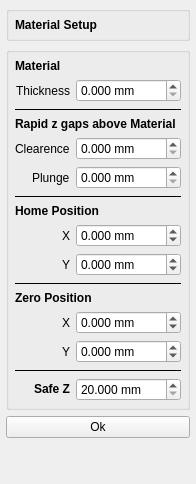
Qt form G2G/forms/materialsetupform.ui (aLDime/GERBER_X2) before a commit.
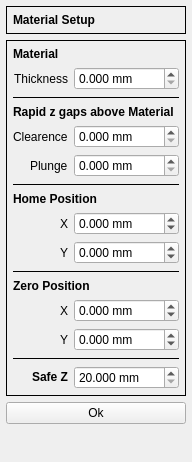
The same form after that commit.

```diff
--- a/G2G/forms/materialsetupform.ui
+++ b/G2G/forms/materialsetupform.ui
@@ -7,7 +7,7 @@
     <x>0</x>
     <y>0</y>
     <width>185</width>
-    <height>484</height>
+    <height>462</height>
    </rect>
   </property>
   <property name="windowTitle">
@@ -41,17 +41,20 @@
     <number>6</number>
    </property>
    <item>
-    <widget class="QGroupBox" name="groupBox">
-     <property name="sizePolicy">
-      <sizepolicy hsizetype="Preferred" vsizetype="Fixed">
-       <horstretch>0</horstretch>
-       <verstretch>0</verstretch>
-      </sizepolicy>
+    <widget class="QFrame" name="frame">
+     <property name="frameShape">
+      <enum>QFrame::Panel</enum>
      </property>
-     <property name="title">
-      <string/>
+     <property name="frameShadow">
+      <enum>QFrame::Plain</enum>
      </property>
-     <layout class="QVBoxLayout" name="verticalLayout_2">
+     <property name="lineWidth">
+      <number>1</number>
+     </property>
+     <property name="midLineWidth">
+      <number>0</number>
+     </property>
+     <layout class="QVBoxLayout" name="verticalLayout_3">
       <property name="leftMargin">
        <number>6</number>
       </property>
@@ -75,11 +78,14 @@
     </widget>
    </item>
    <item>
-    <widget class="QGroupBox" name="groupBox_2">
-     <property name="title">
-      <string/>
+    <widget class="QFrame" name="frame_2">
+     <property name="frameShape">
+      <enum>QFrame::Panel</enum>
      </property>
-     <layout class="QFormLayout" name="formLayout">
+     <property name="frameShadow">
+      <enum>QFrame::Plain</enum>
+     </property>
+     <layout class="QFormLayout" name="formLayout_2">
       <property name="labelAlignment">
        <set>Qt::AlignRight|Qt::AlignTrailing|Qt::AlignVCenter</set>
       </property>
@@ -125,22 +131,6 @@
         </property>
        </widget>
       </item>
-      <item row="2" column="0" colspan="2">
-       <widget class="Line" name="line">
-        <property name="frameShadow">
-         <enum>QFrame::Plain</enum>
-        </property>
-        <property name="lineWidth">
-         <number>1</number>
-        </property>
-        <property name="midLineWidth">
-         <number>0</number>
-        </property>
-        <property name="orientation">
-         <enum>Qt::Horizontal</enum>
-        </property>
-       </widget>
-      </item>
       <item row="3" column="0" colspan="2">
        <widget class="QLabel" name="label_3">
         <property name="text">
@@ -148,6 +138,19 @@
         </property>
        </widget>
       </item>
+      <item row="4" column="1">
+       <widget class="QDoubleSpinBox" name="dsbxClearence">
+        <property name="suffix">
+         <string> mm</string>
+        </property>
+        <property name="decimals">
+         <number>3</number>
+        </property>
+        <property name="maximum">
+         <double>100.000000000000000</double>
+        </property>
+       </widget>
+      </item>
       <item row="4" column="0">
        <widget class="QLabel" name="clearenceLabel">
         <property name="text">
@@ -155,19 +158,6 @@
         </property>
        </widget>
       </item>
-      <item row="4" column="1">
-       <widget class="QDoubleSpinBox" name="dsbxClearence">
-        <property name="suffix">
-         <string> mm</string>
-        </property>
-        <property name="decimals">
-         <number>3</number>
-        </property>
-        <property name="maximum">
-         <double>100.000000000000000</double>
-        </property>
-       </widget>
-      </item>
       <item row="5" column="0">
        <widget class="QLabel" name="plungeLabel">
         <property name="text">
@@ -191,29 +181,6 @@
         </property>
        </widget>
       </item>
-      <item row="6" column="0" colspan="2">
-       <widget class="Line" name="line_2">
-        <property name="frameShadow">
-         <enum>QFrame::Plain</enum>
-        </property>
-        <property name="lineWidth">
-         <number>1</number>
-        </property>
-        <property name="midLineWidth">
-         <number>0</number>
-        </property>
-        <property name="orientation">
-         <enum>Qt::Horizontal</enum>
-        </property>
-       </widget>
-      </item>
-      <item row="7" column="0" colspan="2">
-       <widget class="QLabel" name="label_4">
-        <property name="text">
-         <string>&lt;html&gt;&lt;head/&gt;&lt;body&gt;&lt;p&gt;&lt;span style=&quot; font-weight:600;&quot;&gt;Home Position&lt;/span&gt;&lt;/p&gt;&lt;/body&gt;&lt;/html&gt;</string>
-        </property>
-       </widget>
-      </item>
       <item row="8" column="0">
        <widget class="QLabel" name="homeXLabel">
         <property name="text">
@@ -221,22 +188,6 @@
         </property>
        </widget>
       </item>
-      <item row="8" column="1">
-       <widget class="QDoubleSpinBox" name="dsbxHomeX">
-        <property name="suffix">
-         <string> mm</string>
-        </property>
-        <property name="decimals">
-         <number>3</number>
-        </property>
-        <property name="minimum">
-         <double>-1000.000000000000000</double>
-        </property>
-        <property name="maximum">
-         <double>1000.000000000000000</double>
-        </property>
-       </widget>
-      </item>
       <item row="9" column="0">
        <widget class="QLabel" name="homeYLabel">
         <property name="text">
@@ -260,6 +211,29 @@
         </property>
        </widget>
       </item>
+      <item row="8" column="1">
+       <widget class="QDoubleSpinBox" name="dsbxHomeX">
+        <property name="suffix">
+         <string> mm</string>
+        </property>
+        <property name="decimals">
+         <number>3</number>
+        </property>
+        <property name="minimum">
+         <double>-1000.000000000000000</double>
+        </property>
+        <property name="maximum">
+         <double>1000.000000000000000</double>
+        </property>
+       </widget>
+      </item>
+      <item row="7" column="0" colspan="2">
+       <widget class="QLabel" name="label_4">
+        <property name="text">
+         <string>&lt;html&gt;&lt;head/&gt;&lt;body&gt;&lt;p&gt;&lt;span style=&quot; font-weight:600;&quot;&gt;Home Position&lt;/span&gt;&lt;/p&gt;&lt;/body&gt;&lt;/html&gt;</string>
+        </property>
+       </widget>
+      </item>
       <item row="10" column="0" colspan="2">
        <widget class="Line" name="line_3">
         <property name="frameShadow">
@@ -306,13 +280,6 @@
         </property>
        </widget>
       </item>
-      <item row="13" column="0">
-       <widget class="QLabel" name="zeroYLabel">
-        <property name="text">
-         <string>Y</string>
-        </property>
-       </widget>
-      </item>
       <item row="13" column="1">
        <widget class="QDoubleSpinBox" name="dsbxZeroY">
         <property name="suffix">
@@ -329,6 +296,13 @@
         </property>
        </widget>
       </item>
+      <item row="13" column="0">
+       <widget class="QLabel" name="zeroYLabel">
+        <property name="text">
+         <string>Y</string>
+        </property>
+       </widget>
+      </item>
       <item row="14" column="0" colspan="2">
        <widget class="Line" name="line_4">
         <property name="frameShadow">
@@ -339,13 +313,6 @@
         </property>
        </widget>
       </item>
-      <item row="15" column="0">
-       <widget class="QLabel" name="label_6">
-        <property name="text">
-         <string>&lt;html&gt;&lt;head/&gt;&lt;body&gt;&lt;p&gt;&lt;span style=&quot; font-weight:600;&quot;&gt;Safe Z&lt;/span&gt;&lt;/p&gt;&lt;/body&gt;&lt;/html&gt;</string>
-        </property>
-       </widget>
-      </item>
       <item row="15" column="1">
        <widget class="QDoubleSpinBox" name="dsbxSafeZ">
         <property name="suffix">
@@ -362,6 +329,45 @@
         </property>
        </widget>
       </item>
+      <item row="15" column="0">
+       <widget class="QLabel" name="label_6">
+        <property name="text">
+         <string>&lt;html&gt;&lt;head/&gt;&lt;body&gt;&lt;p&gt;&lt;span style=&quot; font-weight:600;&quot;&gt;Safe Z&lt;/span&gt;&lt;/p&gt;&lt;/body&gt;&lt;/html&gt;</string>
+        </property>
+       </widget>
+      </item>
+      <item row="6" column="0" colspan="2">
+       <widget class="Line" name="line_2">
+        <property name="frameShadow">
+         <enum>QFrame::Plain</enum>
+        </property>
+        <property name="lineWidth">
+         <number>1</number>
+        </property>
+        <property name="midLineWidth">
+         <number>0</number>
+        </property>
+        <property name="orientation">
+         <enum>Qt::Horizontal</enum>
+        </property>
+       </widget>
+      </item>
+      <item row="2" column="0" colspan="2">
+       <widget class="Line" name="line">
+        <property name="frameShadow">
+         <enum>QFrame::Plain</enum>
+        </property>
+        <property name="lineWidth">
+         <number>1</number>
+        </property>
+        <property name="midLineWidth">
+         <number>0</number>
+        </property>
+        <property name="orientation">
+         <enum>Qt::Horizontal</enum>
+        </property>
+       </widget>
+      </item>
      </layout>
     </widget>
    </item>
```
